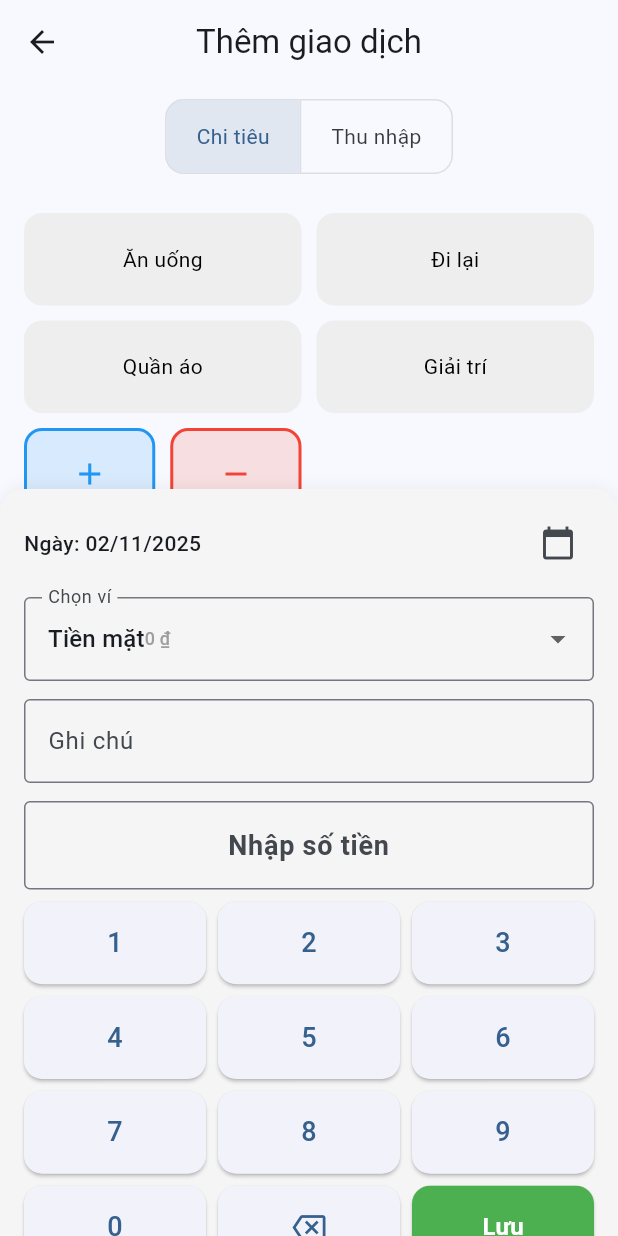
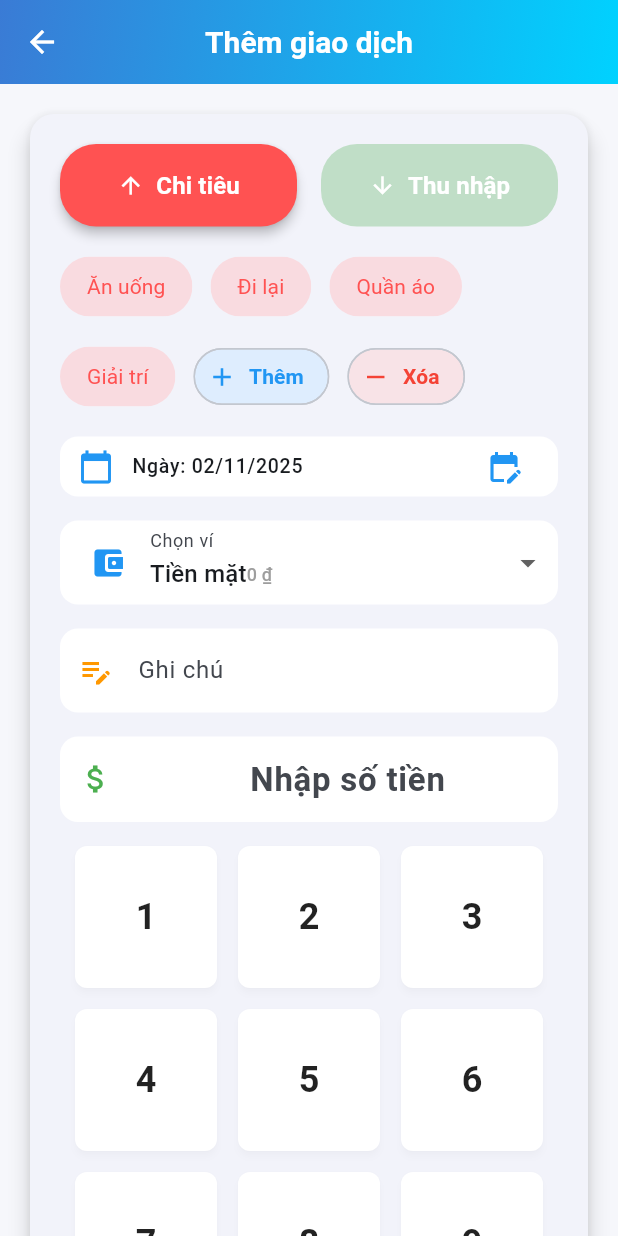
Before and after one commit to lnmahvan/QLCT, a Flutter app: the TransactionAddScreen screen opened directly, on a phone screen of 412 x 824 dp. Run offline on Flutter 3.47's test engine with Material 3 defaults, Android fonts, the phone set to English and light mode, and no system bars; our stand-ins replace fl_chart, shared_preferences; accounts and stored records are empty.

Commit message:
update add danhmuc

```diff
--- a/lib/features/transactions/transaction_add_screen.dart
+++ b/lib/features/transactions/transaction_add_screen.dart
@@ -218,178 +218,220 @@ class _TransactionAddScreenState extends State<TransactionAddScreen> {
       ...(isExpense ? customExpenseCategories : customIncomeCategories),
     ];
     final typeColor = isExpense ? Colors.redAccent : Colors.green;
-
     final expenseModel = Provider.of<ExpenseModel>(context);
     final wallets = expenseModel.wallets;
 
+    // Gradient for AppBar
+    final appBarGradient = const LinearGradient(
+      colors: [Color(0xFF3a7bd5), Color(0xFF00d2ff)],
+      begin: Alignment.topLeft,
+      end: Alignment.bottomRight,
+    );
+
     return Scaffold(
-      appBar: AppBar(title: const Text('Thêm giao dịch'), centerTitle: true),
+      backgroundColor: const Color(0xFFF6F7FB),
+      appBar: PreferredSize(
+        preferredSize: const Size.fromHeight(56),
+        child: AppBar(
+          flexibleSpace: Container(
+            decoration: BoxDecoration(gradient: appBarGradient),
+          ),
+          backgroundColor: Colors.transparent,
+          elevation: 0,
+          centerTitle: true,
+          title: const Text(
+            'Thêm giao dịch',
+            style: TextStyle(
+              color: Colors.white,
+              fontWeight: FontWeight.bold,
+              fontSize: 20,
+            ),
+          ),
+          iconTheme: const IconThemeData(color: Colors.white),
+        ),
+      ),
       body: SingleChildScrollView(
+        child: Padding(
+          padding: const EdgeInsets.all(16),
+          child: Card(
+            elevation: 6,
+            shape: RoundedRectangleBorder(
+              borderRadius: BorderRadius.circular(16),
+            ),
+            child: Padding(
+              padding: const EdgeInsets.all(20),
               child: Column(
+                crossAxisAlignment: CrossAxisAlignment.stretch,
                 children: [
-            // 🔹 Chọn loại giao dịch
-            Container(
-              padding: const EdgeInsets.symmetric(vertical: 10),
-              child: ToggleButtons(
-                borderRadius: BorderRadius.circular(12),
-                isSelected: [isExpense, !isExpense],
-                onPressed: (index) {
-                  setState(() => isExpense = index == 0);
+                  // Toggle type buttons
+                  Row(
+                    mainAxisAlignment: MainAxisAlignment.center,
+                    children: [
+                      Expanded(
+                        child: ElevatedButton.icon(
+                          icon: const Icon(Icons.arrow_upward, color: Colors.white),
+                          style: ElevatedButton.styleFrom(
+                            backgroundColor: isExpense
+                                ? Colors.redAccent
+                                : Colors.redAccent.withOpacity(0.3),
+                            foregroundColor: Colors.white,
+                            shape: RoundedRectangleBorder(
+                              borderRadius: BorderRadius.circular(24),
+                            ),
+                            padding: const EdgeInsets.symmetric(vertical: 16),
+                            elevation: isExpense ? 3 : 0,
+                          ),
+                          onPressed: () {
+                            setState(() => isExpense = true);
                             selectedCategory = '';
                             _amountController.clear();
                           },
-                children: const [
-                  Padding(
-                    padding: EdgeInsets.symmetric(horizontal: 20),
-                    child: Text('Chi tiêu'),
-                  ),
-                  Padding(
-                    padding: EdgeInsets.symmetric(horizontal: 20),
-                    child: Text('Thu nhập'),
-                  ),
-                ],
-              ),
-            ),
-
-            // 🔹 Danh mục
-            SizedBox(
-              height: 200,
-              child: GridView.builder(
-                padding: const EdgeInsets.all(16),
-                gridDelegate: const SliverGridDelegateWithFixedCrossAxisCount(
-                  crossAxisCount: 2,
-                  childAspectRatio: 3,
-                  crossAxisSpacing: 10,
-                  mainAxisSpacing: 10,
-                ),
-                itemCount:
-                    categories.length + 1, // +1 để thêm nút "Thêm danh mục"
-                itemBuilder: (context, index) {
-                  if (index == categories.length) {
-                    return Row(
-                      children: [
-                        Expanded(
-                          child: GestureDetector(
-                            onTap: () => _addCustomCategory(context),
-                            child: Container(
-                              alignment: Alignment.center,
-                              decoration: BoxDecoration(
-                                color: Colors.blue.withOpacity(0.15),
-                                borderRadius: BorderRadius.circular(12),
-                                border: Border.all(
-                                  color: Colors.blue,
-                                  width: 2,
-                                ),
-                              ),
-                              child: const Icon(Icons.add, color: Colors.blue),
+                          label: const Text(
+                            'Chi tiêu',
+                            style: TextStyle(
+                              fontWeight: FontWeight.bold,
+                              fontSize: 16,
+                              color: Colors.white,
                             ),
                           ),
                         ),
-                        const SizedBox(width: 10),
+                      ),
+                      const SizedBox(width: 16),
                       Expanded(
-                          child: GestureDetector(
-                            onTap: () => _removeCustomCategory(context),
-                            child: Container(
-                              alignment: Alignment.center,
-                              decoration: BoxDecoration(
-                                color: Colors.red.withOpacity(0.15),
-                                borderRadius: BorderRadius.circular(12),
-                                border: Border.all(color: Colors.red, width: 2),
+                        child: ElevatedButton.icon(
+                          icon: const Icon(Icons.arrow_downward, color: Colors.white),
+                          style: ElevatedButton.styleFrom(
+                            backgroundColor: !isExpense
+                                ? Colors.green
+                                : Colors.green.withOpacity(0.3),
+                            foregroundColor: Colors.white,
+                            shape: RoundedRectangleBorder(
+                              borderRadius: BorderRadius.circular(24),
                             ),
-                              child: const Icon(
-                                Icons.remove,
-                                color: Colors.red,
+                            padding: const EdgeInsets.symmetric(vertical: 16),
+                            elevation: !isExpense ? 3 : 0,
+                          ),
+                          onPressed: () {
+                            setState(() => isExpense = false);
+                            selectedCategory = '';
+                            _amountController.clear();
+                          },
+                          label: const Text(
+                            'Thu nhập',
+                            style: TextStyle(
+                              fontWeight: FontWeight.bold,
+                              fontSize: 16,
+                              color: Colors.white,
                             ),
                           ),
                         ),
                       ),
                     ],
-                    );
-                  }
+                  ),
+                  const SizedBox(height: 16),
 
-                  final cat = categories[index];
+                  // Category chips
+                  Wrap(
+                    spacing: 12,
+                    runSpacing: 12,
+                    children: [
+                      ...categories.map((cat) {
                         final selected = cat == selectedCategory;
-                  return GestureDetector(
-                    onTap: () => setState(() => selectedCategory = cat),
-                    child: Container(
-                      alignment: Alignment.center,
-                      decoration: BoxDecoration(
+                        final chipColor = isExpense
+                            ? Colors.redAccent.withOpacity(selected ? 0.85 : 0.18)
+                            : Colors.green.withOpacity(selected ? 0.85 : 0.18);
+                        return ChoiceChip(
+                          label: Text(
+                            cat,
+                            style: TextStyle(
                               color: selected
-                            ? typeColor.withOpacity(0.15)
-                            : Colors.grey[200],
-                        borderRadius: BorderRadius.circular(12),
-                        border: Border.all(
-                          color: selected ? typeColor : Colors.transparent,
+                                  ? Colors.white
+                                  : (isExpense ? Colors.redAccent : Colors.green),
+                              fontWeight: selected ? FontWeight.bold : FontWeight.normal,
+                            ),
+                          ),
+                          selected: selected,
+                          backgroundColor: chipColor,
+                          selectedColor: isExpense
+                              ? Colors.redAccent
+                              : Colors.green,
+                          onSelected: (_) {
+                            setState(() => selectedCategory = cat);
+                          },
+                          shape: RoundedRectangleBorder(
+                            borderRadius: BorderRadius.circular(24),
+                            side: BorderSide(
+                              color: selected
+                                  ? (isExpense ? Colors.redAccent : Colors.green)
+                                  : Colors.transparent,
                               width: 2,
                             ),
                           ),
-                      child: Text(
-                        cat,
-                        style: TextStyle(
-                          color: selected ? typeColor : Colors.black,
-                          fontWeight: selected
-                              ? FontWeight.bold
-                              : FontWeight.normal,
+                          elevation: selected ? 2 : 0,
+                        );
+                      }).toList(),
+                      // Add/Remove custom category buttons
+                      ActionChip(
+                        avatar: const Icon(Icons.add, color: Colors.blue, size: 20),
+                        label: const Text('Thêm'),
+                        backgroundColor: Colors.blue.withOpacity(0.12),
+                        labelStyle: const TextStyle(color: Colors.blue, fontWeight: FontWeight.bold),
+                        onPressed: () => _addCustomCategory(context),
+                        shape: RoundedRectangleBorder(
+                          borderRadius: BorderRadius.circular(24),
                         ),
                       ),
+                      ActionChip(
+                        avatar: const Icon(Icons.remove, color: Colors.red, size: 20),
+                        label: const Text('Xóa'),
+                        backgroundColor: Colors.red.withOpacity(0.12),
+                        labelStyle: const TextStyle(color: Colors.red, fontWeight: FontWeight.bold),
+                        onPressed: () => _removeCustomCategory(context),
+                        shape: RoundedRectangleBorder(
+                          borderRadius: BorderRadius.circular(24),
                         ),
-                  );
-                },
-              ),
-            ),
-
-            // 🔹 Bọc phần nhập tiền, chọn ví, ghi chú, chọn ngày, bàn phím số
-            Container(
-              padding: const EdgeInsets.all(8),
-              decoration: BoxDecoration(
-                color: Colors.grey[100],
-                borderRadius: const BorderRadius.only(
-                  topLeft: Radius.circular(16),
-                  topRight: Radius.circular(16),
-                ),
-                boxShadow: [
-                  BoxShadow(
-                    color: Colors.black.withOpacity(0.05),
-                    blurRadius: 8,
-                    offset: const Offset(0, -2),
                       ),
                     ],
                   ),
-              child: Column(
-                children: [
-                  // Chọn ngày
-                  Padding(
-                    padding: const EdgeInsets.symmetric(
-                      horizontal: 8.0,
-                      vertical: 4.0,
+                  const SizedBox(height: 16),
+
+                  // Ngày
+                  Container(
+                    decoration: BoxDecoration(
+                      color: Colors.white,
+                      borderRadius: BorderRadius.circular(12),
                     ),
-                    child: Row(
-                      mainAxisAlignment: MainAxisAlignment.spaceBetween,
-                      children: [
-                        Text(
+                    child: ListTile(
+                      contentPadding: const EdgeInsets.symmetric(horizontal: 12, vertical: 0),
+                      leading: const Icon(Icons.calendar_today, color: Colors.blue),
+                      title: Text(
                         'Ngày: ${DateFormat('dd/MM/yyyy').format(selectedDate)}',
                         style: const TextStyle(fontWeight: FontWeight.w500),
                       ),
-                        IconButton(
-                          icon: const Icon(Icons.calendar_today),
+                      trailing: IconButton(
+                        icon: const Icon(Icons.edit_calendar, color: Colors.blue),
                         onPressed: _pickDate,
+                        tooltip: "Chọn ngày",
                       ),
-                      ],
+                      dense: true,
+                      visualDensity: VisualDensity.compact,
                     ),
                   ),
-                  const SizedBox(height: 4),
+                  const SizedBox(height: 16),
 
-                  // 🆕 Dropdown chọn ví
-                  Padding(
-                    padding: const EdgeInsets.symmetric(
-                      horizontal: 8.0,
-                      vertical: 4.0,
+                  // Chọn ví
+                  Container(
+                    padding: const EdgeInsets.symmetric(horizontal: 8),
+                    decoration: BoxDecoration(
+                      color: Colors.white,
+                      borderRadius: BorderRadius.circular(12),
                     ),
                     child: DropdownButtonFormField<String>(
                       value: selectedWalletId,
                       decoration: const InputDecoration(
                         labelText: 'Chọn ví',
-                        border: OutlineInputBorder(),
+                        border: InputBorder.none,
+                        prefixIcon: Icon(Icons.account_balance_wallet_rounded, color: Colors.blue),
                       ),
                       items: wallets.map((w) {
                         return DropdownMenuItem(
@@ -414,123 +456,161 @@ class _TransactionAddScreenState extends State<TransactionAddScreen> {
                       },
                     ),
                   ),
-                  const SizedBox(height: 4),
+                  const SizedBox(height: 16),
 
-                  // 🆕 Ô nhập ghi chú
-                  Padding(
-                    padding: const EdgeInsets.symmetric(
-                      horizontal: 8.0,
-                      vertical: 4.0,
+                  // Ghi chú
+                  Container(
+                    decoration: BoxDecoration(
+                      color: Colors.white,
+                      borderRadius: BorderRadius.circular(12),
                     ),
                     child: TextField(
                       controller: _noteController,
                       decoration: const InputDecoration(
                         labelText: 'Ghi chú',
-                        border: OutlineInputBorder(),
                         hintText: 'Nhập ghi chú (tùy chọn)',
+                        border: InputBorder.none,
+                        prefixIcon: Icon(Icons.edit_note, color: Colors.orange),
+                        contentPadding: EdgeInsets.symmetric(vertical: 8),
                       ),
                       maxLines: 1,
                     ),
                   ),
-                  const SizedBox(height: 4),
+                  const SizedBox(height: 16),
 
-                  // Ô hiển thị số tiền
-                  Padding(
-                    padding: const EdgeInsets.symmetric(
-                      horizontal: 8.0,
-                      vertical: 4.0,
+                  // Số tiền
+                  Container(
+                    decoration: BoxDecoration(
+                      color: Colors.white,
+                      borderRadius: BorderRadius.circular(12),
                     ),
                     child: TextField(
                       controller: _amountController,
                       readOnly: true,
                       textAlign: TextAlign.center,
                       style: const TextStyle(
-                        fontSize: 18,
+                        fontSize: 22,
                         fontWeight: FontWeight.bold,
+                        color: Colors.blueAccent,
                       ),
                       decoration: const InputDecoration(
                         hintText: 'Nhập số tiền',
-                        border: OutlineInputBorder(),
+                        border: InputBorder.none,
+                        prefixIcon: Icon(Icons.attach_money, color: Colors.green),
+                        contentPadding: EdgeInsets.symmetric(vertical: 12),
                       ),
                     ),
                   ),
-                  const SizedBox(height: 4),
+                  const SizedBox(height: 16),
 
-                  // Bàn phím số
+                  // Bàn phím số (GridView)
                   Padding(
-                    padding: const EdgeInsets.symmetric(horizontal: 8.0),
+                    padding: const EdgeInsets.symmetric(horizontal: 10),
+                    child: SizedBox(
+                      // height: 320,
                       child: GridView.count(
                         crossAxisCount: 3,
                         shrinkWrap: true,
-                      physics: const NeverScrollableScrollPhysics(),
-                      mainAxisSpacing: 8, // khoảng cách dọc
-                      crossAxisSpacing: 8, // khoảng cách ngang
-                      childAspectRatio: 2.2, // điều chỉnh tỉ lệ ô cho gọn
+                        // physics: const NeverScrollableScrollPhysics(),
+                        mainAxisSpacing: 14,
+                        crossAxisSpacing: 14,
                         children: [
-                        ...[
-                          '1',
-                          '2',
-                          '3',
-                          '4',
-                          '5',
-                          '6',
-                          '7',
-                          '8',
-                          '9',
-                          '0',
-                        ].map(
-                          (num) => ElevatedButton(
-                            style: ElevatedButton.styleFrom(
-                              padding: const EdgeInsets.symmetric(vertical: 12),
-                              shape: RoundedRectangleBorder(
-                                borderRadius: BorderRadius.circular(12),
-                              ),
-                            ),
-                            onPressed: () => _onNumberPressed(num),
-                            child: Text(
-                              num,
-                              style: const TextStyle(
-                                fontSize: 18,
-                                fontWeight: FontWeight.w500,
-                              ),
-                            ),
-                          ),
-                        ),
-                        ElevatedButton(
-                          style: ElevatedButton.styleFrom(
-                            padding: const EdgeInsets.symmetric(vertical: 12),
-                            shape: RoundedRectangleBorder(
-                              borderRadius: BorderRadius.circular(12),
-                            ),
-                          ),
-                          onPressed: _onBackspace,
-                          child: const Icon(Icons.backspace_outlined, size: 22),
-                        ),
-                        ElevatedButton(
-                          style: ElevatedButton.styleFrom(
-                            backgroundColor: Colors.green,
-                            padding: const EdgeInsets.symmetric(vertical: 12),
-                            shape: RoundedRectangleBorder(
-                              borderRadius: BorderRadius.circular(12),
-                            ),
-                          ),
-                          onPressed: _saveTransaction,
-                          child: const Text(
-                            'Lưu',
-                            style: TextStyle(
-                              color: Colors.white,
-                              fontWeight: FontWeight.bold,
-                              fontSize: 16,
+                          ...List.generate(9, (i) {
+                            final num = (i + 1).toString();
+                            return _buildKeyboardButton(num, onPressed: () => _onNumberPressed(num));
+                          }),
+                          _buildKeyboardButton('0', onPressed: () => _onNumberPressed('0')),
+                          _buildBackspaceButton(),
+                          _buildSaveButton(),
+                        ],
                       ),
                     ),
                   ),
                 ],
               ),
             ),
-                ],
           ),
         ),
-          ],
+      ),
+    );
+  }
+
+
+
+
+  // Helper for keyboard buttons
+  Widget _buildKeyboardButton(String label, {required VoidCallback onPressed}) {
+    return TextButton(
+      onPressed: onPressed,
+      style: TextButton.styleFrom(
+        backgroundColor: Colors.white,
+        shape: RoundedRectangleBorder(
+          borderRadius: BorderRadius.circular(8),
+        ),
+        elevation: 2,
+        shadowColor: Colors.black12,
+        minimumSize: const Size(30, 30),
+        padding: EdgeInsets.zero,
+      ),
+      child: Center(
+        child: Text(
+          label,
+          style: const TextStyle(
+            fontSize: 24,
+            fontWeight: FontWeight.bold,
+            color: Colors.black87,
+          ),
+        ),
+      ),
+    );
+  }
+
+  Widget _buildBackspaceButton() {
+    return TextButton(
+      onPressed: _onBackspace,
+      style: TextButton.styleFrom(
+        backgroundColor: Colors.grey[200],
+        shape: RoundedRectangleBorder(
+          borderRadius: BorderRadius.circular(8),
+        ),
+        elevation: 2,
+        shadowColor: Colors.black12,
+        minimumSize: const Size(30, 30),
+        padding: EdgeInsets.zero,
+      ),
+      child: const Center(
+        child: Icon(
+          Icons.backspace_outlined,
+          color: Colors.blueGrey,
+          size: 28,
+        ),
+      ),
+    );
+  }
+
+  Widget _buildSaveButton() {
+    return ElevatedButton(
+      onPressed: _saveTransaction,
+      style: ElevatedButton.styleFrom(
+        backgroundColor: const Color(0xFF1976D2),
+        foregroundColor: Colors.white,
+        shape: RoundedRectangleBorder(
+          borderRadius: BorderRadius.circular(8),
+        ),
+        elevation: 3,
+        minimumSize: const Size(30, 30),
+        padding: EdgeInsets.zero,
+        shadowColor: Colors.black26,
+      ),
+      child: const Center(
+        child: Text(
+          'Lưu',
+          style: TextStyle(
+            fontWeight: FontWeight.bold,
+            fontSize: 20,
+            color: Colors.white,
+            letterSpacing: 1,
+          ),
         ),
       ),
     );
```
Lines whose indentation alone changed are shown as unchanged.
